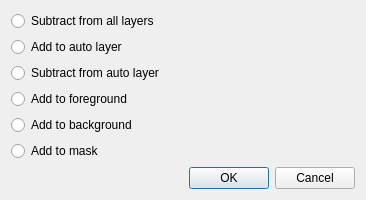
This is src/filters/output/ui/PictureZonePropDialog.ui in ImageProcessing-ElectronicPublications/scantailor-experimental as Qt 5 draws it before an edit. The edited form follows.
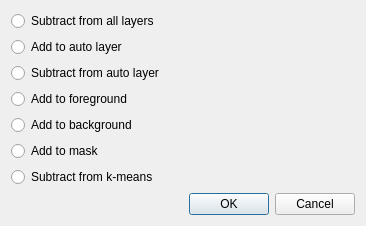
This is the edited form.

Commit message: 0.2023.09.11: output: zones: subtract from k-means

Diff of the .ui file:
```diff
--- a/src/filters/output/ui/PictureZonePropDialog.ui
+++ b/src/filters/output/ui/PictureZonePropDialog.ui
@@ -56,6 +56,13 @@
      </property>
     </widget>
    </item>
+   <item>
+    <widget class="QRadioButton" name="zonenokmeans">
+     <property name="text">
+      <string>Subtract from k-means</string>
+     </property>
+    </widget>
+   </item>
    <item>
     <spacer name="verticalSpacer">
      <property name="orientation">
```
The commit also changes 7 other files.
